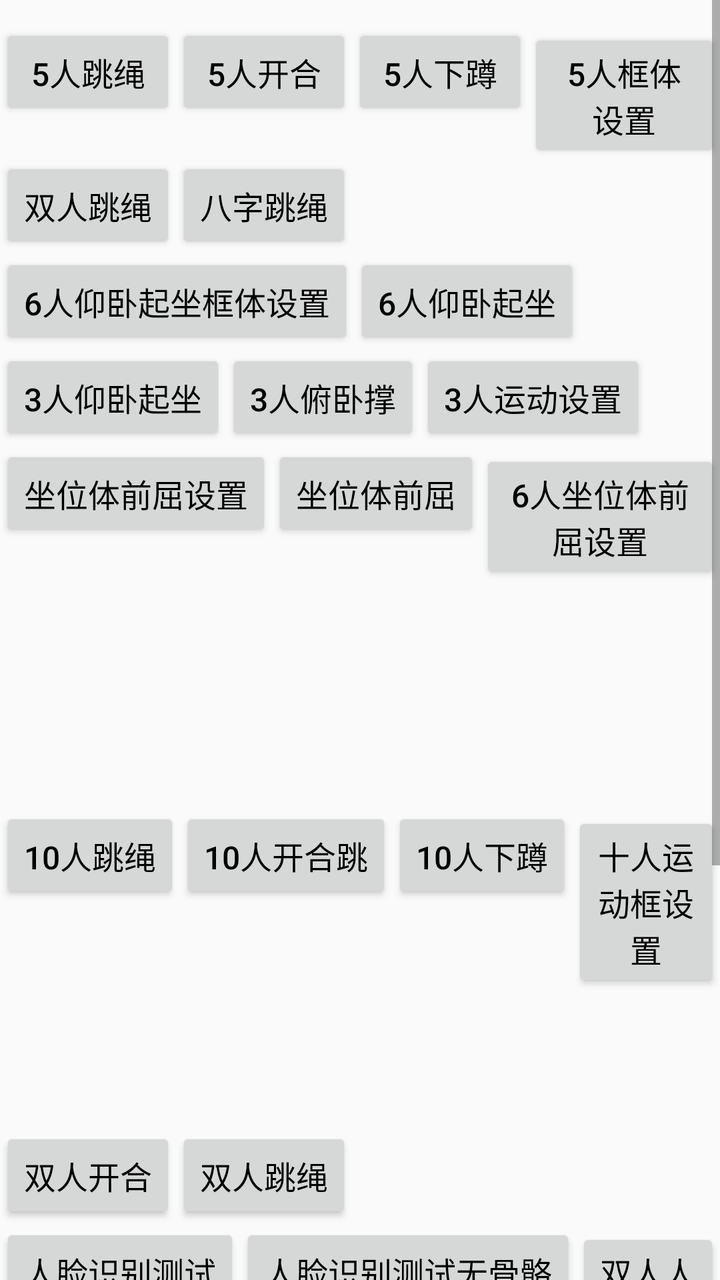
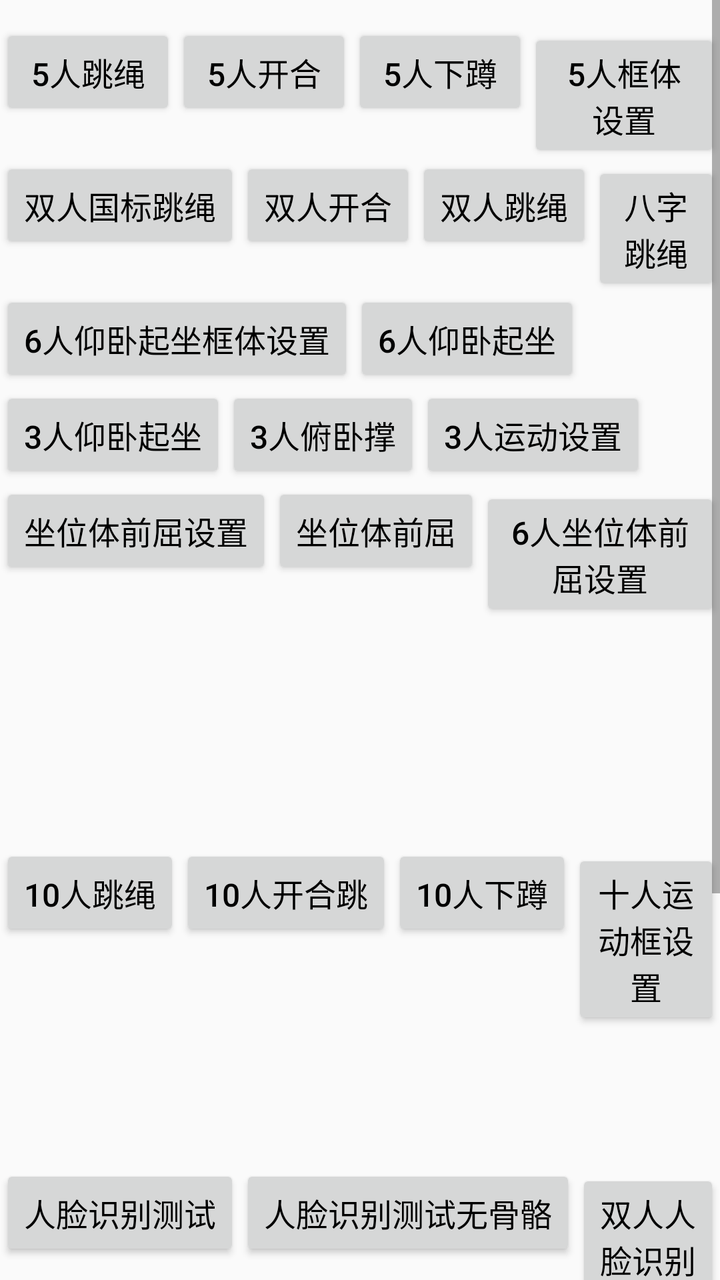

Screens rendered from an Android XML layout before and after an edit, with the pre-edit source and the edit as a unified diff.
<!-- AndroidManifest.xml: application theme AppTheme -->
<!-- res/layout/ac_main.xml -->
<?xml version="1.0" encoding="utf-8"?>
<androidx.constraintlayout.widget.ConstraintLayout xmlns:android="http://schemas.android.com/apk/res/android"
    xmlns:app="http://schemas.android.com/apk/res-auto"
    android:layout_width="match_parent"
    android:layout_height="match_parent">

    <ScrollView
        android:layout_width="match_parent"
        android:layout_height="match_parent"
        android:layout_centerHorizontal="true"
        android:scrollbars="vertical">

        <LinearLayout
            android:layout_width="wrap_content"
            android:layout_height="wrap_content"
            android:layout_centerInParent="true"
            android:orientation="vertical"
            android:paddingTop="12dp"
            android:paddingBottom="12dp">

            <LinearLayout
                android:layout_width="wrap_content"
                android:layout_height="wrap_content"
                android:orientation="horizontal">

                <Button
                    android:id="@+id/bnt_0"
                    android:layout_width="wrap_content"
                    android:layout_height="wrap_content"
                    android:text="5人跳绳"
                    android:textColor="@color/color_black"
                    android:textSize="16sp" />

                <Button
                    android:id="@+id/bnt_3"
                    android:layout_width="wrap_content"
                    android:layout_height="wrap_content"
                    android:text="5人开合"
                    android:textColor="@color/color_black"
                    android:textSize="16sp" />

                <Button
                    android:id="@+id/bnt_4"
                    android:layout_width="wrap_content"
                    android:layout_height="wrap_content"
                    android:text="5人下蹲"
                    android:textColor="@color/color_black"
                    android:textSize="16sp" />
                <Button
                    android:id="@+id/bnt_5_region_set"
                    android:layout_width="wrap_content"
                    android:layout_height="wrap_content"
                    android:text="5人框体设置"
                    android:textColor="@color/color_black"
                    android:textSize="16sp" />

            </LinearLayout>

            <LinearLayout
                android:layout_width="match_parent"
                android:layout_height="wrap_content"
                android:contentDescription="双人运动">

                <Button
                    android:id="@+id/btn_d_skip"
                    android:layout_width="wrap_content"
                    android:layout_height="wrap_content"
                    android:text="双人跳绳"
                    android:textColor="@color/color_black"
                    android:textSize="16sp" />
                <Button
                    android:id="@+id/btn_skip_eight"
                    android:layout_width="wrap_content"
                    android:layout_height="wrap_content"
                    android:text="八字跳绳"
                    android:textColor="@color/color_black"
                    android:textSize="16sp" />
            </LinearLayout>

            <LinearLayout
                android:layout_width="match_parent"
                android:layout_height="wrap_content"
                android:contentDescription="双人运动">
                <Button
                    android:id="@+id/btn_six_ywqz_set"
                    android:layout_width="wrap_content"
                    android:layout_height="wrap_content"
                    android:text="6人仰卧起坐框体设置"
                    android:textColor="@color/color_black"
                    android:textSize="16sp" />
                <Button
                    android:id="@+id/btn_six_ywqz"
                    android:layout_width="wrap_content"
                    android:layout_height="wrap_content"
                    android:text="6人仰卧起坐"
                    android:textColor="@color/color_black"
                    android:textSize="16sp" />
            </LinearLayout>

            <LinearLayout
                android:layout_width="wrap_content"
                android:layout_height="wrap_content">

                <Button
                    android:id="@+id/bnt_8"
                    android:layout_width="wrap_content"
                    android:layout_height="wrap_content"
                    android:text="3人仰卧起坐"
                    android:textColor="@color/color_black"
                    android:textSize="16sp" />

                <Button
                    android:id="@+id/bnt_9"
                    android:layout_width="wrap_content"
                    android:layout_height="wrap_content"
                    android:text="3人俯卧撑"
                    android:textColor="@color/color_black"
                    android:textSize="16sp" />

                <Button
                    android:id="@+id/btn_three_set"
                    android:layout_width="wrap_content"
                    android:layout_height="wrap_content"
                    android:text="3人运动设置"
                    android:textColor="@color/color_black"
                    android:textSize="16sp" />

            </LinearLayout>

            <LinearLayout
                android:layout_width="wrap_content"
                android:layout_height="wrap_content"
                android:orientation="horizontal">


                <Button
                    android:id="@+id/bnt_10"
                    android:layout_width="wrap_content"
                    android:layout_height="wrap_content"
                    android:text="坐位体前屈设置"
                    android:textColor="@color/color_black"
                    android:textSize="16sp" />

                <Button
                    android:id="@+id/bnt_zw"
                    android:layout_width="wrap_content"
                    android:layout_height="wrap_content"
                    android:text="坐位体前屈"
                    android:textColor="@color/color_black"
                    android:textSize="16sp" />

                <Button
                    android:id="@+id/btn_forward_6_set"
                    android:layout_width="wrap_content"
                    android:layout_height="wrap_content"
                    android:text="6人坐位体前屈设置"
                    android:textColor="@color/color_black"
                    android:textSize="16sp" />

                <Button
                    android:id="@+id/btn_forward_6"
                    android:layout_width="wrap_content"
                    android:layout_height="wrap_content"
                    android:text="6人坐位体前屈"
                    android:textColor="@color/color_black"
                    android:textSize="16sp" />

            </LinearLayout>

            <LinearLayout
                android:layout_width="wrap_content"
                android:layout_height="wrap_content"
                android:orientation="horizontal">

                <Button
                    android:id="@+id/bnt_11"
                    android:layout_width="wrap_content"
                    android:layout_height="wrap_content"
                    android:text="10人跳绳"
                    android:textColor="@color/color_black"
                    android:textSize="16sp" />

                <Button
                    android:id="@+id/btn_ten_open_close"
                    android:layout_width="wrap_content"
                    android:layout_height="wrap_content"
                    android:text="10人开合跳"
                    android:textColor="@color/color_black"
                    android:textSize="16sp" />

                <Button
                    android:id="@+id/btn_ten_squat"
                    android:layout_width="wrap_content"
                    android:layout_height="wrap_content"
                    android:text="10人下蹲"
                    android:textColor="@color/color_black"
                    android:textSize="16sp" />

                <Button
                    android:id="@+id/btn_10_region_set"
                    android:layout_width="wrap_content"
                    android:layout_height="wrap_content"
                    android:text="十人运动框设置"
                    android:textColor="@color/color_black"
                    android:textSize="16sp" />

                <Button
                    android:id="@+id/btn_ipc_set"
                    android:layout_width="wrap_content"
                    android:layout_height="wrap_content"
                    android:text="IPC设置"
                    android:textColor="@color/color_black"
                    android:textSize="16sp" />

                <Button
                    android:id="@+id/btn_ten_face"
                    android:layout_width="wrap_content"
                    android:layout_height="wrap_content"
                    android:text="十人人脸识别"
                    android:textColor="@color/color_black"
                    android:textSize="16sp" />
            </LinearLayout>

            <LinearLayout
                android:layout_width="wrap_content"
                android:layout_height="wrap_content"
                android:orientation="horizontal">

                <Button
                    android:id="@+id/bnt_12"
                    android:layout_width="wrap_content"
                    android:layout_height="wrap_content"
                    android:text="双人开合"
                    android:textColor="@color/color_black"
                    android:textSize="16sp" />

                <Button
                    android:id="@+id/bnt_13"
                    android:layout_width="wrap_content"
                    android:layout_height="wrap_content"
                    android:text="双人跳绳"
                    android:textColor="@color/color_black"
                    android:textSize="16sp" />

            </LinearLayout>

            <LinearLayout
                android:layout_width="wrap_content"
                android:layout_height="wrap_content">

                <Button
                    android:id="@+id/btn_face_test"
                    android:layout_width="wrap_content"
                    android:layout_height="wrap_content"
                    android:text="人脸识别测试"
                    android:textColor="@color/color_black"
                    android:textSize="16sp" />

                <Button
                    android:id="@+id/btn_face_test2"
                    android:layout_width="wrap_content"
                    android:layout_height="wrap_content"
                    android:text="人脸识别测试无骨骼"
                    android:textColor="@color/color_black"
                    android:textSize="16sp" />

                <Button
                    android:id="@+id/btn_double_face"
                    android:layout_width="wrap_content"
                    android:layout_height="wrap_content"
                    android:text="双人人脸识别测试"
                    android:textColor="@color/color_black"
                    android:textSize="16sp" />

                <Button
                    android:id="@+id/btn_pic_identify"
                    android:layout_width="wrap_content"
                    android:layout_height="wrap_content"
                    android:text="图片人脸识别"
                    android:textColor="@color/color_black"
                    android:textSize="16sp" />
            </LinearLayout>

            <LinearLayout
                android:layout_width="wrap_content"
                android:layout_height="wrap_content">

                <Button
                    android:id="@+id/btn_nfc_test"
                    android:layout_width="wrap_content"
                    android:layout_height="wrap_content"
                    android:text="NFC读卡测试"
                    android:textColor="@color/color_black"
                    android:textSize="16sp" />
            </LinearLayout>

            <LinearLayout
                android:layout_width="wrap_content"
                android:layout_height="wrap_content">

                <Button
                    android:id="@+id/btn_body_test"
                    android:layout_width="wrap_content"
                    android:layout_height="wrap_content"
                    android:text="框体测试"
                    android:textColor="@color/color_black"
                    android:textSize="16sp" />
                <Button
                    android:id="@+id/btn_frame_animation_test"
                    android:layout_width="wrap_content"
                    android:layout_height="wrap_content"
                    android:text="多序列帧动画"
                    android:textColor="@color/color_black"
                    android:textSize="16sp" />
                <Button
                    android:id="@+id/btn_gesture"
                    android:layout_width="wrap_content"
                    android:layout_height="wrap_content"
                    android:text="手势识别"
                    android:textColor="@color/color_black"
                    android:textSize="16sp" />
            </LinearLayout>

            
            <LinearLayout
                android:layout_width="wrap_content"
                android:layout_height="wrap_content">

                <Button
                    android:id="@+id/btn_bmi_setting"
                    android:layout_width="wrap_content"
                    android:layout_height="wrap_content"
                    android:text="BMI设置"
                    android:textColor="@color/color_black"
                    android:textSize="16sp" />

                <Button
                    android:id="@+id/btn_bmi_sport"
                    android:layout_width="wrap_content"
                    android:layout_height="wrap_content"
                    android:text="BMI运动"
                    android:textColor="@color/color_black"
                    android:textSize="16sp" />

                <Button
                    android:id="@+id/btn_lung_setting"
                    android:layout_width="wrap_content"
                    android:layout_height="wrap_content"
                    android:text="肺活量设置"
                    android:textColor="@color/color_black"
                    android:textSize="16sp" />

                <Button
                    android:id="@+id/btn_lung_sport"
                    android:layout_width="wrap_content"
                    android:layout_height="wrap_content"
                    android:text="肺活量运动"
                    android:textColor="@color/color_black"
                    android:textSize="16sp" />
            </LinearLayout>

        </LinearLayout>

    </ScrollView>

    <TextView
        android:id="@+id/tv_org_id"
        android:layout_width="wrap_content"
        android:layout_height="wrap_content"
        android:layout_marginEnd="@dimen/dp_60"
        android:layout_marginBottom="@dimen/dp_60"
        app:layout_constraintBottom_toBottomOf="parent"
        app:layout_constraintEnd_toEndOf="parent" />
</androidx.constraintlayout.widget.ConstraintLayout>
<!-- resources referenced by this layout -->
<resources>
  <color name="color_black">#000000</color>
  <dimen name="dp_60">60dp</dimen>
  <style name="AppTheme" parent="Theme.AppCompat.DayNight.NoActionBar">
          <item name="colorPrimary">#00FFFF</item>
          <item name="colorPrimaryDark">#FFFFFF</item>
          <item name="colorAccent">#FFFF00</item>
          <item name="android:windowActionBar">false</item>
          <item name="android:windowNoTitle">true</item>
          <item name="android:windowContentTransitions">true</item>
          <item name="android:statusBarColor">@android:color/transparent</item>
          <item name="android:windowFullscreen">true</item>
          <item name="android:windowTranslucentNavigation">true</item>
          <item name="android:windowTranslucentStatus">true</item>
          <item name="android:windowDisablePreview">true</item>
      </style>
</resources>

<!-- the commit's change to res/layout/ac_main.xml (unified diff, before → after) -->
@@ -62,12 +62,28 @@
                 android:contentDescription="双人运动">
 
                 <Button
-                    android:id="@+id/btn_d_skip"
+                    android:id="@+id/btn_skip_gb"
+                    android:layout_width="wrap_content"
+                    android:layout_height="wrap_content"
+                    android:text="双人国标跳绳"
+                    android:textColor="@color/color_black"
+                    android:textSize="16sp" />
+                <Button
+                    android:id="@+id/btn_double_open_close"
+                    android:layout_width="wrap_content"
+                    android:layout_height="wrap_content"
+                    android:text="双人开合"
+                    android:textColor="@color/color_black"
+                    android:textSize="16sp" />
+
+                <Button
+                    android:id="@+id/btn_skip"
                     android:layout_width="wrap_content"
                     android:layout_height="wrap_content"
                     android:text="双人跳绳"
                     android:textColor="@color/color_black"
                     android:textSize="16sp" />
+
                 <Button
                     android:id="@+id/btn_skip_eight"
                     android:layout_width="wrap_content"
@@ -219,29 +235,6 @@
                     android:text="十人人脸识别"
                     android:textColor="@color/color_black"
                     android:textSize="16sp" />
-            </LinearLayout>
-
-            <LinearLayout
-                android:layout_width="wrap_content"
-                android:layout_height="wrap_content"
-                android:orientation="horizontal">
-
-                <Button
-                    android:id="@+id/bnt_12"
-                    android:layout_width="wrap_content"
-                    android:layout_height="wrap_content"
-                    android:text="双人开合"
-                    android:textColor="@color/color_black"
-                    android:textSize="16sp" />
-
-                <Button
-                    android:id="@+id/bnt_13"
-                    android:layout_width="wrap_content"
-                    android:layout_height="wrap_content"
-                    android:text="双人跳绳"
-                    android:textColor="@color/color_black"
-                    android:textSize="16sp" />
-
             </LinearLayout>
 
             <LinearLayout
